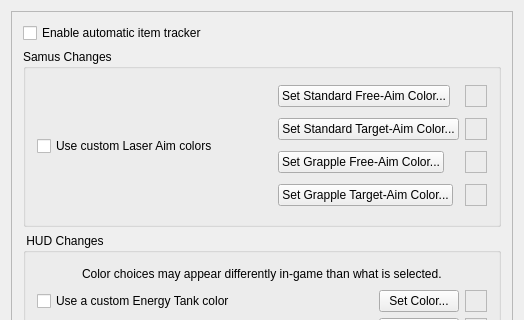
Qt form randovania/games/samus_returns/gui/ui_files/msr_cosmetic_patches_dialog.ui (randovania/randovania) before a commit; both pictures show x 0 to 524 and y 0 to 320 of the 524 by 461 pixel window.
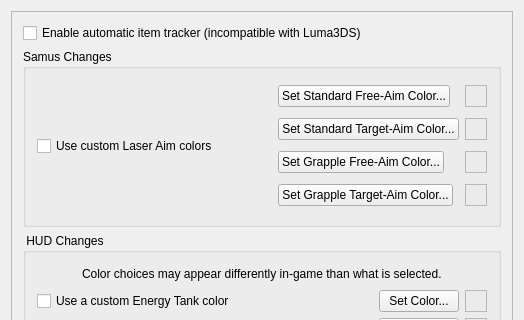
The same form after that commit.

Commit message: Address Review: UI Updates and Exporting

```diff
--- a/randovania/games/samus_returns/gui/ui_files/msr_cosmetic_patches_dialog.ui
+++ b/randovania/games/samus_returns/gui/ui_files/msr_cosmetic_patches_dialog.ui
@@ -53,7 +53,7 @@
        <item>
         <widget class="QCheckBox" name="enable_remote_lua">
          <property name="text">
-          <string>Enable automatic item tracker</string>
+          <string>Enable automatic item tracker (incompatible with Luma3DS)</string>
          </property>
         </widget>
        </item>
```
The commit also changes 2 other files.
